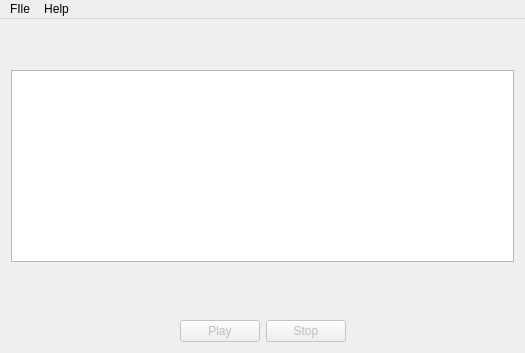
BojanV03/RS14-passerine, file ui/passerine.ui: the form before one commit.
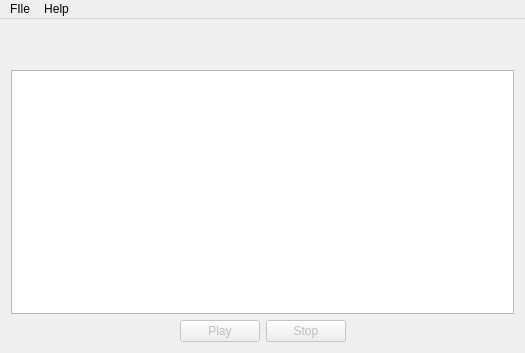
The form after the commit.

```diff
--- a/ui/passerine.ui
+++ b/ui/passerine.ui
@@ -40,19 +40,6 @@
     <item>
      <widget class="QGraphicsView" name="graphicsView"/>
     </item>
-    <item>
-     <spacer name="verticalSpacer">
-      <property name="orientation">
-       <enum>Qt::Vertical</enum>
-      </property>
-      <property name="sizeHint" stdset="0">
-       <size>
-        <width>20</width>
-        <height>40</height>
-       </size>
-      </property>
-     </spacer>
-    </item>
     <item>
      <layout class="QHBoxLayout" name="horizontalLayout">
       <item>
```
